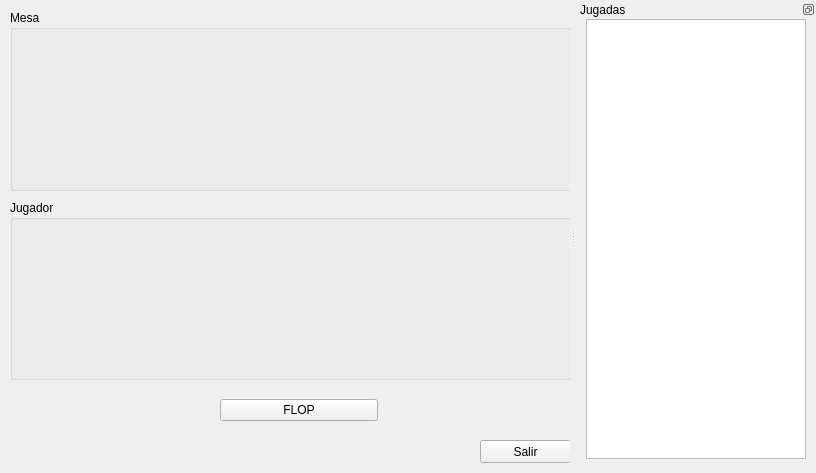
Old version of the form lib/gui.ui in the repository camador/poker_trainer.
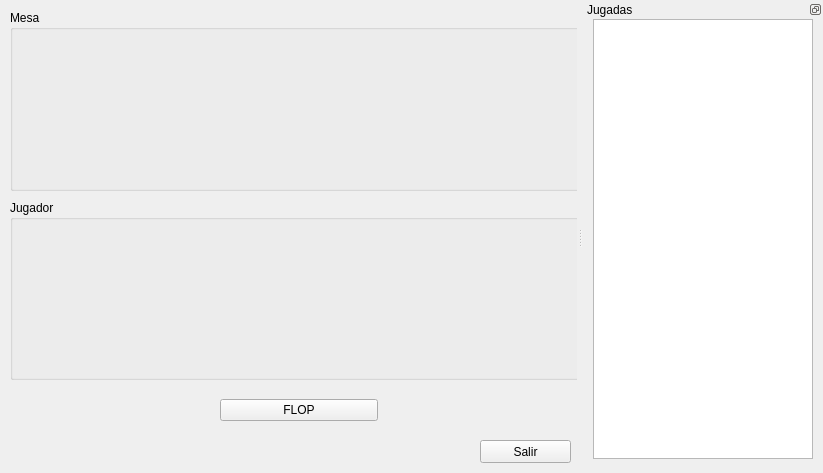
New version of the form. Icons and pictures are not drawn.

Commit message: La lista de jugadas es ahora un QListView en lugar de un QListWidget

Diff of the .ui file:
```diff
--- a/lib/gui.ui
+++ b/lib/gui.ui
@@ -6,7 +6,7 @@
    <rect>
     <x>0</x>
     <y>0</y>
-    <width>816</width>
+    <width>823</width>
     <height>473</height>
    </rect>
   </property>
@@ -334,7 +334,7 @@
     <number>2</number>
    </attribute>
    <widget class="QWidget" name="dockWidgetContents">
-    <widget class="QListWidget" name="lsvJugadas">
+    <widget class="QListView" name="lsvJugadas">
      <property name="geometry">
       <rect>
        <x>10</x>
```
Left out of the diff: 10 changed lines with no effect on the pictures.
